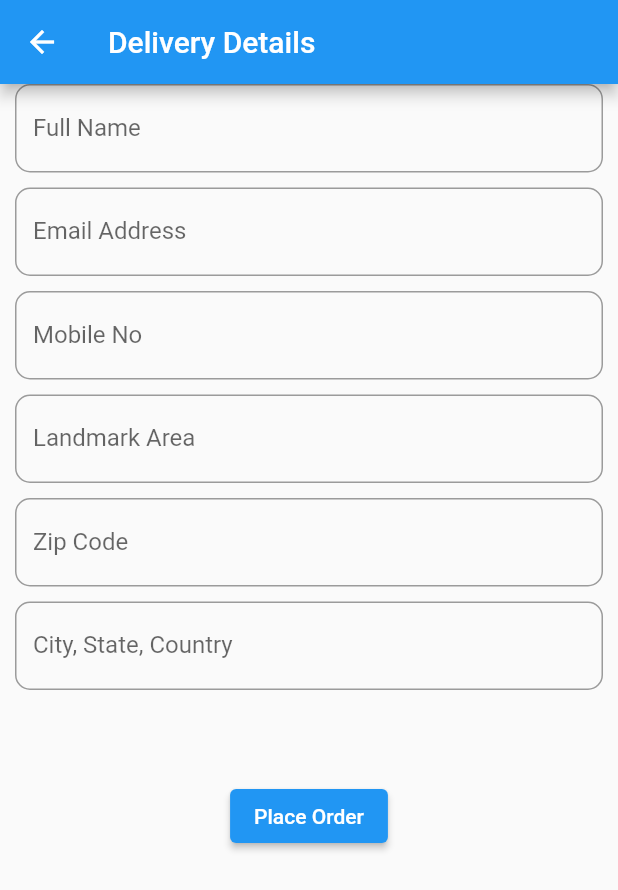
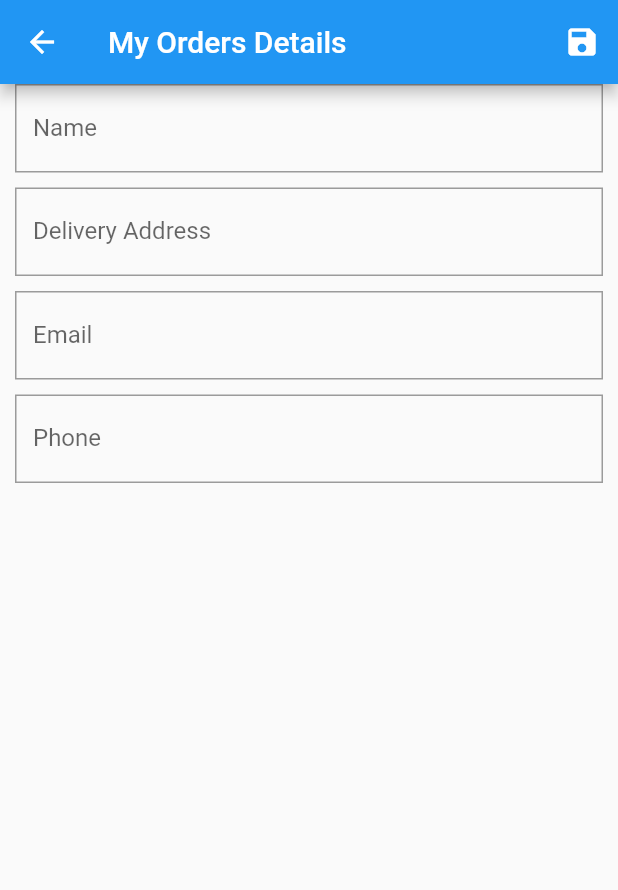
Before and after one commit to parmujr/freecommerce, a Flutter app: the PlaceOrder screen opened directly, on a phone screen of 412 x 824 dp. Shown: the top 890 px of the screen. Run offline on Flutter 3.47's test engine with Material 2 defaults, Android fonts, the phone set to English and light mode, and no system bars; our stand-ins replace cloud_firestore, firebase_auth, firebase_core, google_sign_in; accounts and stored records are empty; network calls fail.

Commit message:
25/04/2021

```diff
--- a/lib/models/delivery_models.dart
+++ b/lib/models/delivery_models.dart
@@ -1,166 +1,226 @@
+// // To parse this JSON data, do
+// //
+// //     final address = addressFromMap(jsonString);
+// //     final profile = profileFromMap(jsonString);
+// //     final order = orderFromMap(jsonString);
+// //     final product = productFromMap(jsonString);
+//
+//
+// import 'dart:convert';
+//
+// import 'models.dart';
+//
+// Address addressFromMap(String str) => Address.fromMap(json.decode(str));
+//
+// String addressToMap(Address data) => json.encode(data.toMap());
+//
+// Profile profileFromMap(String str) => Profile.fromMap(json.decode(str));
+//
+// String profileToMap(Profile data) => json.encode(data.toMap());
+//
+// Order orderFromMap(String str) => Order.fromMap(json.decode(str));
+//
+// String orderToMap(Order data) => json.encode(data.toMap());
+//
+// Product productFromMap(String str) => Product.fromMap(json.decode(str));
+//
+// String productToMap(Product data) => json.encode(data.toMap());
+//
+// class Order {
+//   Order({
+//     this.buyer,
+//     this.products,
+//     this.deliveryAddress,
+//   });
+//
+//   final Profile buyer;
+//   final List<Product> products;
+//   final Address deliveryAddress;
+//
+//   Order copyWith({
+//     Profile buyer,
+//     List<Product> products,
+//     Address deliveryAddress,
+//   }) =>
+//       Order(
+//         buyer: buyer ?? this.buyer,
+//         products: products ?? this.products,
+//         deliveryAddress: deliveryAddress ?? this.deliveryAddress,
+//       );
+//
+//   factory Order.fromMap(Map<String, dynamic> json) => Order(
+//     buyer: json["buyer"] == null ? null : Profile.fromMap(json["buyer"]),
+//     products: json["products"] == null
+//         ? null
+//         : List<Product>.from(
+//         json["products"].map((x) => Product.fromMap(x))),
+//     deliveryAddress: json["deliveryAddress"] == null
+//         ? null
+//         : Address.fromMap(json["deliveryAddress"]),
+//   );
+//
+//   Map<String, dynamic> toMap() => {
+//     "buyer": buyer == null ? null : buyer.toMap(),
+//     "products": products == null
+//         ? null
+//         : List<dynamic>.from(products.map((x) => x.toMap())),
+//     "deliveryAddress":
+//     deliveryAddress == null ? null : deliveryAddress.toMap(),
+//   };
+// }
+//
+// class Profile {
+//   Profile({
+//     this.uid,
+//     this.name,
+//     this.email,
+//     this.mobileNumber,
+//   });
+//
+//   String uid;
+//   String name;
+//   String email;
+//   String mobileNumber;
+//
+//   Profile copyWith({
+//     String uid,
+//     String name,
+//     String email,
+//     String mobileNumber,
+//   }) =>
+//       Profile(
+//         uid: uid ?? this.uid,
+//         name: name ?? this.name,
+//         email: email ?? this.email,
+//         mobileNumber: mobileNumber ?? this.mobileNumber,
+//       );
+//
+//   factory Profile.fromMap(Map<String, dynamic> json) => Profile(
+//     uid: json["uid"] == null ? null : json["uid"],
+//     name: json["name"] == null ? null : json["name"],
+//     email: json["email"] == null ? null : json["email"],
+//     mobileNumber:
+//     json["mobileNumber"] == null ? null : json["mobileNumber"],
+//   );
+//
+//   Map<String, dynamic> toMap() => {
+//     "uid": uid == null ? null : uid,
+//     "name": name == null ? null : name,
+//     "email": email == null ? null : email,
+//     "mobileNumber": mobileNumber == null ? null : mobileNumber,
+//   };
+// }
+//
+// class Address {
+//   Address({
+//     this.addressLine1,
+//     this.landMark,
+//     this.area,
+//     this.city,
+//     this.state,
+//     this.country,
+//   });
+//
+//   final String addressLine1;
+//   final String landMark;
+//   final String area;
+//   final String city;
+//   final String state;
+//   final String country;
+//
+//   Address copyWith({
+//     String addressLine1,
+//     String landMark,
+//     String area,
+//     String city,
+//     String state,
+//     String country,
+//   }) =>
+//       Address(
+//         addressLine1: addressLine1 ?? this.addressLine1,
+//         landMark: landMark ?? this.landMark,
+//         area: area ?? this.area,
+//         city: city ?? this.city,
+//         state: state ?? this.state,
+//         country: country ?? this.country,
+//       );
+//
+//   factory Address.fromMap(Map<String, dynamic> json) => Address(
+//     addressLine1:
+//     json["addressLine1"] == null ? null : json["addressLine1"],
+//     landMark: json["landMark"] == null ? null : json["landMark"],
+//     area: json["area"] == null ? null : json["area"],
+//     city: json["city"] == null ? null : json["city"],
+//     state: json["state"] == null ? null : json["state"],
+//     country: json["country"] == null ? null : json["country"],
+//   );
+//
+//   Map<String, dynamic> toMap() => {
+//     "addressLine1": addressLine1 == null ? null : addressLine1,
+//     "landMark": landMark == null ? null : landMark,
+//     "area": area == null ? null : area,
+//     "city": city == null ? null : city,
+//     "state": state == null ? null : state,
+//     "country": country == null ? null : country,
+//   };
+// }
+
 // To parse this JSON data, do
 //
-//     final address = addressFromMap(jsonString);
-//     final profile = profileFromMap(jsonString);
-//     final order = orderFromMap(jsonString);
-//     final product = productFromMap(jsonString);
-
-
+//     final product = productFromMap(jsonSt
 import 'dart:convert';
-
-import 'models.dart';
-
-Address addressFromMap(String str) => Address.fromMap(json.decode(str));
-
-String addressToMap(Address data) => json.encode(data.toMap());
-
-Profile profileFromMap(String str) => Profile.fromMap(json.decode(str));
-
-String profileToMap(Profile data) => json.encode(data.toMap());
 
 Order orderFromMap(String str) => Order.fromMap(json.decode(str));
 
 String orderToMap(Order data) => json.encode(data.toMap());
 
-Product productFromMap(String str) => Product.fromMap(json.decode(str));
-
-String productToMap(Product data) => json.encode(data.toMap());
-
 class Order {
   Order({
-    this.buyer,
-    this.products,
-    this.deliveryAddress,
+    this.id,
+    this.name,
+    this.address,
+    this.email,
+    this.phone,
   });
 
-  final Profile buyer;
-  final List<Product> products;
-  final Address deliveryAddress;
+  String id;
+  String name;
+  String address;
+  String email;
+  String phone;
 
   Order copyWith({
-    Profile buyer,
-    List<Product> products,
-    Address deliveryAddress,
+    String id,
+    String name,
+    String address,
+    String email,
+    String phone,
   }) =>
       Order(
-        buyer: buyer ?? this.buyer,
-        products: products ?? this.products,
-        deliveryAddress: deliveryAddress ?? this.deliveryAddress,
+        id: id ?? this.id,
+        name: name ?? this.name,
+        address: address ?? this.address,
+        email: email ?? this.email,
+        phone: phone ?? this.phone,
       );
 
+
+  ///fromMap
   factory Order.fromMap(Map<String, dynamic> json) => Order(
-    buyer: json["buyer"] == null ? null : Profile.fromMap(json["buyer"]),
-    products: json["products"] == null
-        ? null
-        : List<Product>.from(
-        json["products"].map((x) => Product.fromMap(x))),
-    deliveryAddress: json["deliveryAddress"] == null
-        ? null
-        : Address.fromMap(json["deliveryAddress"]),
+    id: json["id"] == null ? null : json["id"],
+    name: json["name"] == null ? null : json["name"],
+    address: json["address"] == null ? null : json["address"],
+    email: json["email"] == null ? null : json["email"],
+    phone: json["phone"] == null ? null : json["phone"],
   );
 
+
+  ///toMap
   Map<String, dynamic> toMap() => {
-    "buyer": buyer == null ? null : buyer.toMap(),
-    "products": products == null
-        ? null
-        : List<dynamic>.from(products.map((x) => x.toMap())),
-    "deliveryAddress":
-    deliveryAddress == null ? null : deliveryAddress.toMap(),
+    "id": id == null ? null : id,
+    "name": name == null ? null : name,
+    "address": address == null ? null : address,
+    "email": email == null ? null : email,
+    "phone": phone == null ? null : phone,
   };
 }
-
-class Profile {
-  Profile({
-    this.uid,
-    this.name,
-    this.email,
-    this.mobileNumber,
-  });
-
-  String uid;
-  String name;
-  String email;
-  String mobileNumber;
-
-  Profile copyWith({
-    String uid,
-    String name,
-    String email,
-    String mobileNumber,
-  }) =>
-      Profile(
-        uid: uid ?? this.uid,
-        name: name ?? this.name,
-        email: email ?? this.email,
-        mobileNumber: mobileNumber ?? this.mobileNumber,
-      );
-
-  factory Profile.fromMap(Map<String, dynamic> json) => Profile(
-    uid: json["uid"] == null ? null : json["uid"],
-    name: json["name"] == null ? null : json["name"],
-    email: json["email"] == null ? null : json["email"],
-    mobileNumber:
-    json["mobileNumber"] == null ? null : json["mobileNumber"],
-  );
-
-  Map<String, dynamic> toMap() => {
-    "uid": uid == null ? null : uid,
-    "name": name == null ? null : name,
-    "email": email == null ? null : email,
-    "mobileNumber": mobileNumber == null ? null : mobileNumber,
-  };
-}
-
-class Address {
-  Address({
-    this.addressLine1,
-    this.landMark,
-    this.area,
-    this.city,
-    this.state,
-    this.country,
-  });
-
-  final String addressLine1;
-  final String landMark;
-  final String area;
-  final String city;
-  final String state;
-  final String country;
-
-  Address copyWith({
-    String addressLine1,
-    String landMark,
-    String area,
-    String city,
-    String state,
-    String country,
-  }) =>
-      Address(
-        addressLine1: addressLine1 ?? this.addressLine1,
-        landMark: landMark ?? this.landMark,
-        area: area ?? this.area,
-        city: city ?? this.city,
-        state: state ?? this.state,
-        country: country ?? this.country,
-      );
-
-  factory Address.fromMap(Map<String, dynamic> json) => Address(
-    addressLine1:
-    json["addressLine1"] == null ? null : json["addressLine1"],
-    landMark: json["landMark"] == null ? null : json["landMark"],
-    area: json["area"] == null ? null : json["area"],
-    city: json["city"] == null ? null : json["city"],
-    state: json["state"] == null ? null : json["state"],
-    country: json["country"] == null ? null : json["country"],
-  );
-
-  Map<String, dynamic> toMap() => {
-    "addressLine1": addressLine1 == null ? null : addressLine1,
-    "landMark": landMark == null ? null : landMark,
-    "area": area == null ? null : area,
-    "city": city == null ? null : city,
-    "state": state == null ? null : state,
-    "country": country == null ? null : country,
-  };
-}
--- a/lib/services/order_service.dart
+++ b/lib/services/order_service.dart
@@ -0,0 +1,18 @@
+import 'package:cloud_firestore/cloud_firestore.dart';
+import 'package:flutter_free_commerce/models/delivery_models.dart';
+
+class OrderService {
+  final fireStore = FirebaseFirestore.instance;
+  Stream<List<Order>> getProductStream() {
+    return fireStore
+        .collection('Orders')
+        .snapshots()
+        .map((snapShot) => snapShot.docs.map((doc) {}).toList());
+  }
+
+  Future<List<Order>> getProducts() async {
+    /// one time read
+    return fireStore.collection('Orders').get().then((snapShot) =>
+        snapShot.docs.map((doc) => Order.fromMap(doc.data())).toList());
+  }
+}
--- a/lib/views/order_view.dart
+++ b/lib/views/order_view.dart
@@ -1,6 +1,7 @@
 import 'package:flutter/cupertino.dart';
 import 'package:flutter/material.dart';
 import 'package:flutter_free_commerce/models/delivery_models.dart';
+import 'package:flutter_free_commerce/views/place_order.dart';
 
 // ignore: must_be_immutable
 class OrderView extends StatelessWidget {
@@ -20,7 +21,11 @@ class OrderView extends StatelessWidget {
           IconButton(
             icon: Icon(Icons.edit),
             onPressed: () {
-
+              Navigator.push(
+                  context,
+                  MaterialPageRoute(
+                      builder: (context) =>
+                          PlaceOrder()));
             },
           )
         ],
@@ -66,31 +71,31 @@ class OrderView extends StatelessWidget {
               ),
               ListTile(
                 title: Text(
-                order.buyer ?? '',
+                  order.name ?? '',
                 ),
                 subtitle: Text("Full Name"),
               ),
               ListTile(
                 title: Text(
-                order.deliveryAddress ?? '',
+                  order.address ?? '',
                 ),
-              subtitle: Text("Address"),
+                subtitle: Text("Delivery Address"),
               ),
               ListTile(
                 title: Text(
-                order.products ?? '',
+                  order.email ?? '',
                 ),
-            //   subtitle: Text("Email Id"),
-            // ),
-            // ListTile(
-            //   title: Text(
-            //     _profile.phone ?? '',
-            //   ),
-            //   subtitle: Text("Mobile Number"),
+                subtitle: Text("Email Id"),
+              ),
+              ListTile(
+                title: Text(
+                  order.phone ?? '',
+                ),
+                subtitle: Text("Mobile Number"),
               ),
             ],
           ),
-      ),
+        )
     );
 
   }
--- a/lib/views/place_order.dart
+++ b/lib/views/place_order.dart
@@ -1,102 +1,127 @@
 
 import 'package:flutter/material.dart';
 import 'package:flutter_free_commerce/models/delivery_models.dart';
+import 'package:cloud_firestore/cloud_firestore.dart';
 import 'package:flutter_free_commerce/views/order_view.dart';
 
-
+// ignore: must_be_immutable
 class PlaceOrder extends StatefulWidget {
-
-
+  Order order = Order();
+  PlaceOrder({this.order});
   @override
   _PlaceOrderState createState() => _PlaceOrderState();
 }
+class _PlaceOrderState extends State<PlaceOrder> {
+  Order order = Order();
+  final _formKey = GlobalKey<FormState>();
+  @override
+  Widget build(BuildContext context) {
+    return SafeArea(
+        child: Scaffold(
+          appBar: AppBar(
+            title: Text("My Orders Details"),
+            actions: [
+              IconButton(
+                icon: Icon(Icons.save),
+                onPressed: () {
+                  var form = _formKey.currentState;
+                  if (form.validate()) {
+                    /// data is valid. lets save the form.
+                    form.save();
 
 
-class _PlaceOrderState extends State<PlaceOrder> {
-  Order order = Order();
-  @override
-  Widget build(BuildContext context) {
-    return Scaffold(
-      appBar: AppBar(title: Text("Delivery Details"),),
 
+                    /// form data is now valid. you may save to db.
+                    if (order.id != null) {
+                      FirebaseFirestore.instance
+                          .collection("Orders")
+                          .doc(order.id)
+                          .set(order.toMap(), SetOptions(merge: true));
+                    } else {
+                      FirebaseFirestore.instance
+                          .collection("Orders")
+                          .doc()
+                          .set(order.toMap(), SetOptions(merge: true));
+                    }
+
+                    Navigator.push(
+                        context,
+                        MaterialPageRoute(
+                            builder: (context) => OrderView(order)));
+                    final snackBar = SnackBar(
+                        backgroundColor: Colors.red,
+                        content: Text('Your Order Has Been Placed'));
+
+                    ScaffoldMessenger.of(context)
+                        .showSnackBar(snackBar);
+                  }
+                },
+              )
+            ],
+          ),
           body: Form(
+            key: _formKey,
             child: ListView(
               padding: EdgeInsets.symmetric(vertical: 0, horizontal: 10.0),
               children: [
                 TextFormField(
+                  initialValue: order.name,
                   decoration: InputDecoration(
                       border: OutlineInputBorder(
-                      borderRadius: BorderRadius.all(Radius.circular(10))),
-                  labelText: "Full Name"),
+                          borderRadius: BorderRadius.all(Radius.zero)),
+                      labelText: "Name"),
+                  validator: (value) =>
+                  value.isEmpty ? "Please enter your name" : null,
+                  onSaved: (value) => order.name = value,
                 ),
                 SizedBox(
                   height: 10,
                 ),
                 TextFormField(
+                  initialValue: order.address,
                   decoration: InputDecoration(
                       border: OutlineInputBorder(
-                      borderRadius: BorderRadius.all(Radius.circular(10))),
-                  labelText: "Email Address"),
+                          borderRadius: BorderRadius.all(Radius.zero)),
+                      labelText: "Delivery Address"),
+                  validator: (value) =>
+                  value.isEmpty ? "Please enter your address" : null,
+                  onSaved: (value) => order.address = value,
+                  keyboardType: TextInputType.streetAddress,
                 ),
                 SizedBox(
                   height: 10,
                 ),
                 TextFormField(
+                  initialValue: order.email,
                   decoration: InputDecoration(
                       border: OutlineInputBorder(
-                      borderRadius: BorderRadius.all(Radius.circular(10))),
-                  labelText: "Mobile No"),
+                          borderRadius: BorderRadius.all(Radius.zero)),
+                      labelText: "Email"),
+                  validator: (value) =>
+                  value.isEmpty ? "Please enter your email id" : null,
+                  onSaved: (value) => order.email = value,
+                  keyboardType: TextInputType.emailAddress,
                 ),
                 SizedBox(
                   height: 10,
                 ),
                 TextFormField(
+                  initialValue: order.phone,
                   decoration: InputDecoration(
                       border: OutlineInputBorder(
-                      borderRadius: BorderRadius.all(Radius.circular(10))),
-                  labelText: "Landmark Area"),
+                          borderRadius: BorderRadius.all(Radius.zero)),
+                      labelText: "Phone"),
+                  validator: (value) =>
+                  value.isEmpty ? "Please enter your phone no" : null,
+                  onSaved: (value) => order.phone = value,
+                  keyboardType: TextInputType.phone,
                 ),
                 SizedBox(
                   height: 10,
                 ),
-            TextFormField(
-              decoration: InputDecoration(
-                  border: OutlineInputBorder(
-                      borderRadius: BorderRadius.all(Radius.circular(10))),
-                  labelText: "Zip Code"),
-            ),
-            SizedBox(
-              height: 10,
-            ),
-            TextFormField(
-              decoration: InputDecoration(
-                  border: OutlineInputBorder(
-                      borderRadius: BorderRadius.all(Radius.circular(10))),
-                  labelText: "City, State, Country"),
-            ),
-            SizedBox(
-              height: 10,
-            ), Container(
-              padding: EdgeInsets.all(50.0),
-              child: Column(
-                children: [
-                  ElevatedButton(
-                    child: Text("Place Order"),
-                    onPressed: () {
-                      Navigator.push(
-                          context,
-                          MaterialPageRoute(
-                          builder: (context) => OrderView(this.order)));
-
-                    },
-                  )
               ],
             ),
           ),
-          ],
-
-        ),
-      ),
-    );
+        ));
   }
 }
```
Also changed, not shown: lib/views/widgets/profile_update.dart (+0 -8 lines). Lines whose indentation alone changed are shown as unchanged.
